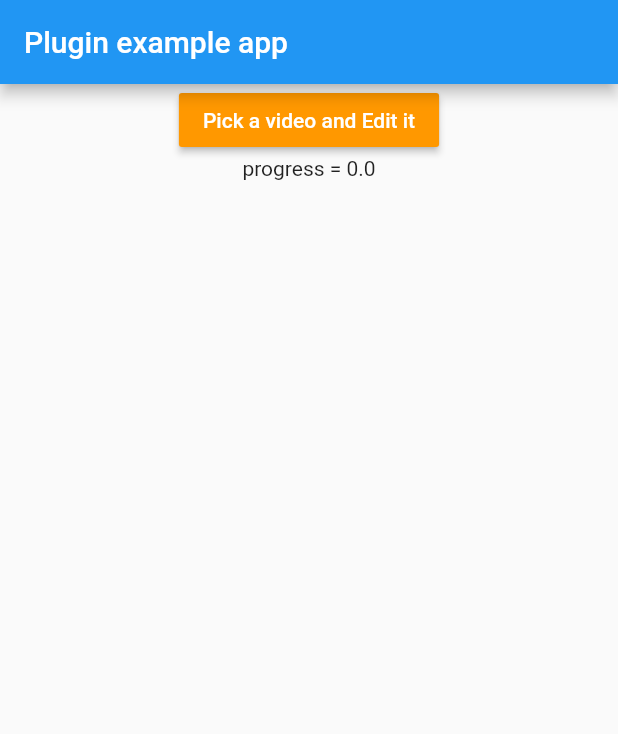
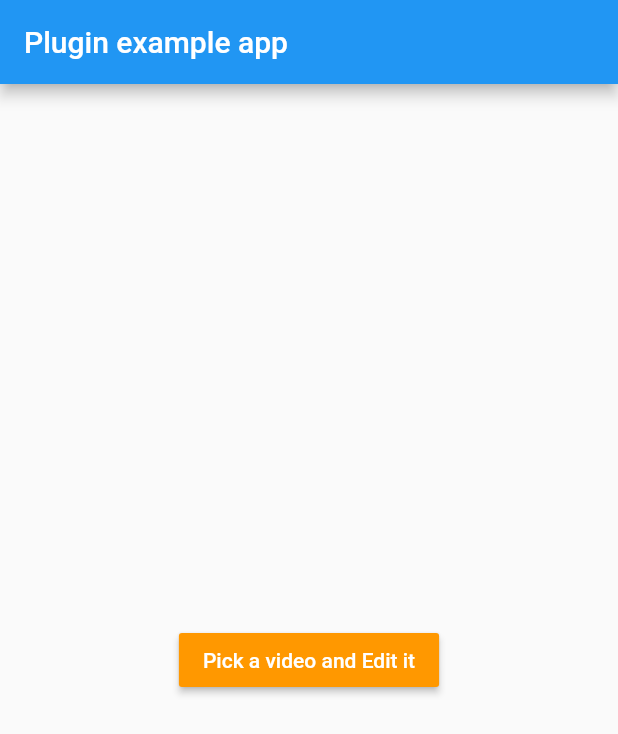
Before and after one commit to anharu2394/tapioca, a Flutter app: the screen it shows after launch, after a tap on "Pick a video and Edit it", on a phone screen of 412 x 824 dp. Shown: the top 734 px of the screen. Run offline on Flutter 3.47's test engine with Material 2 defaults, Android fonts, the phone set to English and light mode, and no system bars; our stand-ins replace gallery_saver, image_picker, video_player; network calls fail; statements that could not run were skipped.

Commit message:
Change: Update example

```diff
--- a/example/lib/main.dart
+++ b/example/lib/main.dart
@@ -73,11 +73,7 @@ class _MyAppState extends State<MyApp> {
         appBar: AppBar(
           title: const Text('Plugin example app'),
         ),
-        body: Center(
-          child: Column(children: [
-            isLoading
-                ? CircularProgressIndicator()
-                : RaisedButton(
+        body: Center(child: isLoading ? CircularProgressIndicator() : RaisedButton(
           child: Text("Pick a video and Edit it"),
           color: Colors.orange,
           textColor: Colors.white,
@@ -93,27 +89,20 @@ class _MyAppState extends State<MyApp> {
                     .asUint8List();
             try {
               final tapiocaBalls = [
-                          TapiocaBall.filterFromColor(Colors.pink),
+                TapiocaBall.filter(Filters.pink, 0.2),
+                TapiocaBall.imageOverlay(imageBitmap, 300, 300),
+                TapiocaBall.textOverlay(
+                    "text", 100, 10, 100, Color(0xffffc0cb)),
               ];
               if (_video != null) {
                 final cup = Cup(Content(_video.path), tapiocaBalls);
-                          _eventChannel.receiveBroadcastStream().listen(
-                              (dynamic event) {
-                            print('Received event: $event');
-                            setState(() {
-                              progress = event;
-                            });
-                          }, onError: (dynamic error) {
-                            print('Received error: ${error.message}');
-                          }, cancelOnError: true);
                 cup.suckUp(path).then((_) async {
                   print("finished");
                   GallerySaver.saveVideo(path).then((bool success) {
                     print(success.toString());
                   });
                   navigatorKey.currentState.push(
-                              MaterialPageRoute(
-                                  builder: (context) => VideoScreen(path)),
+                    MaterialPageRoute(builder: (context) => VideoScreen(path)),
                   );
                   setState(() {
                     isLoading = false;
@@ -126,10 +115,7 @@ class _MyAppState extends State<MyApp> {
               print("error!!!!");
             }
           },
-                  ),
-            Text("progress = $progress"),
-          ]),
-        ),
+        )),
       ),
     );
   }
```
Lines whose indentation alone changed are shown as unchanged.
